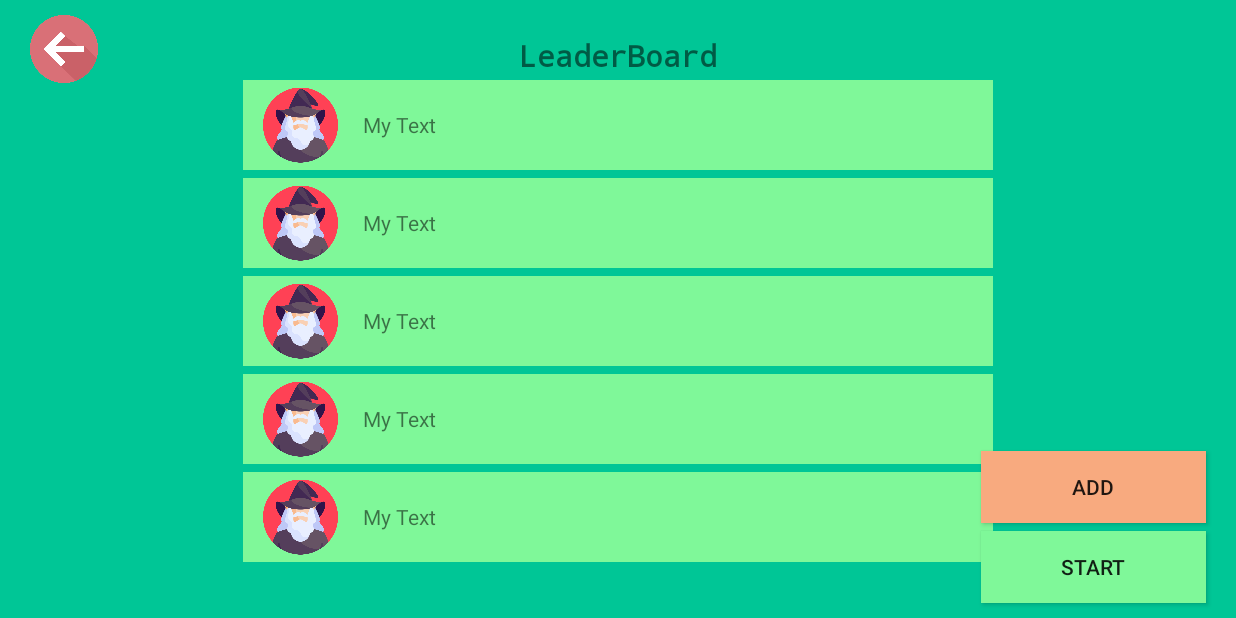
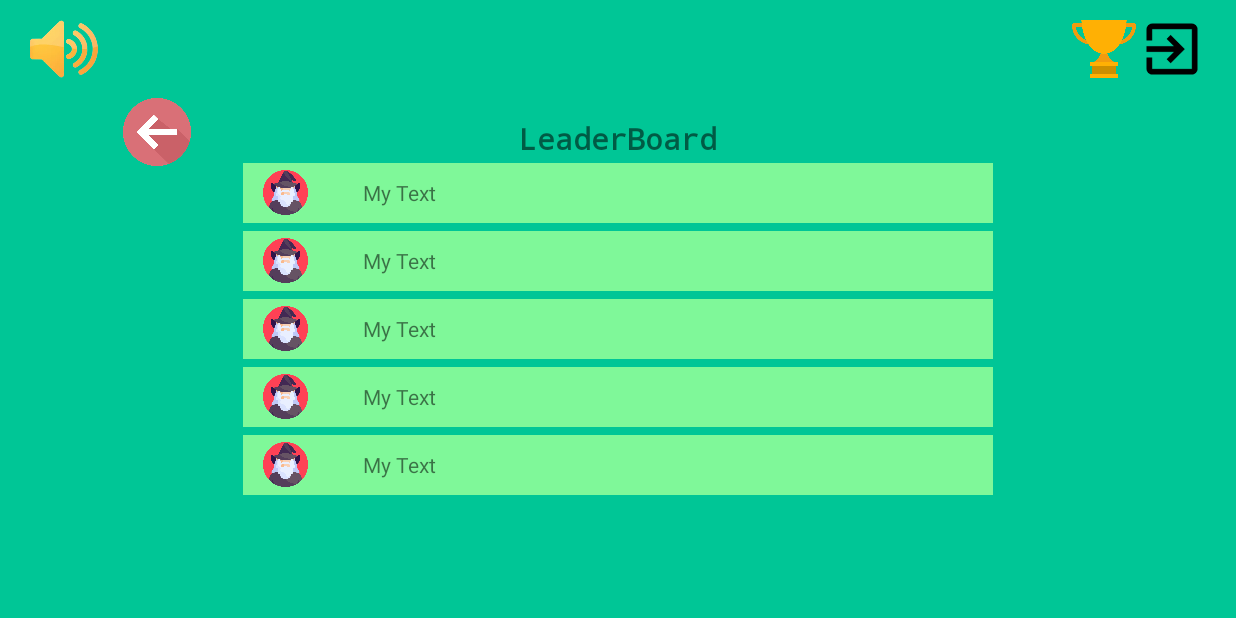
Before and after one commit to aparzero30/snakeAndLadders, an Android app: the MainActivity screen opened directly, with no data from a screen before it, after a tap on an icon or button, on a phone screen of 824 x 412 dp (held sideways). Run offline under Robolectric (Android 15) with nearby library versions, the phone set to English and light mode, and no system bars.

Commit message:
Added files

```diff
--- a/app/src/main/java/ph/stacktrek/novare/laco/aj/cinco/jimuel/snakeandladder/MainActivity.kt
+++ b/app/src/main/java/ph/stacktrek/novare/laco/aj/cinco/jimuel/snakeandladder/MainActivity.kt
@@ -1,7 +1,9 @@
 package ph.stacktrek.novare.laco.aj.cinco.jimuel.snakeandladder
 
 import android.os.Bundle
+import android.view.View
 import androidx.appcompat.app.AppCompatActivity
+import androidx.appcompat.widget.AppCompatButton
 import androidx.appcompat.widget.AppCompatImageView
 
 
@@ -10,17 +12,36 @@ class MainActivity : AppCompatActivity() {
         super.onCreate(savedInstanceState)
         setContentView(R.layout.activity_main)
 
+        val startButton = findViewById<AppCompatButton>(R.id.start_button)
+        val addButton = findViewById<AppCompatButton>(R.id.add_button)
+
+
         val trophyImageView = findViewById<AppCompatImageView>(R.id.trophy)
 
         trophyImageView.setOnClickListener {
+
+
+            startButton.visibility = View.GONE
+            addButton.visibility = View.GONE
+
             val fragmentManager = supportFragmentManager
             val fragmentTransaction = fragmentManager.beginTransaction()
 
             // Replace FragmentName with the name of your fragment class
             val fragment = leaderboard_fragment()
-            fragmentTransaction.replace(R.id.fragment_container_leaderboard, fragment)
+            fragmentTransaction.replace(R.id.home, fragment)
             fragmentTransaction.addToBackStack(null)
             fragmentTransaction.commit()
         }
     }
+
+
+    override fun onBackPressed() {
+        super.onBackPressed()
+        val startButton = findViewById<AppCompatButton>(R.id.start_button)
+        val addButton = findViewById<AppCompatButton>(R.id.add_button)
+        startButton.visibility = View.VISIBLE
+        addButton.visibility = View.VISIBLE
+    }
+
 }
--- a/app/src/main/res/layout/activity_main.xml
+++ b/app/src/main/res/layout/activity_main.xml
@@ -8,6 +8,9 @@
     android:id="@+id/fragment_container_leaderboard"
 
     >
+
+
+
 
 
 
@@ -75,6 +78,19 @@
         app:layout_constraintGuide_end="10dp" />
 
 
+
+
+
+    <FrameLayout
+        android:id="@+id/home"
+        android:layout_width="700dp"
+        android:layout_height="340dp"
+        app:layout_constraintTop_toBottomOf="@+id/trophy"
+        app:layout_constraintEnd_toEndOf="parent"
+        app:layout_constraintStart_toStartOf="parent"
+        />
+
+
     <androidx.appcompat.widget.AppCompatButton
         android:id="@+id/start_button"
         android:layout_width="150dp"
@@ -97,4 +113,9 @@
 
 
 
+
+
+
+
+
 </androidx.constraintlayout.widget.ConstraintLayout>
--- a/app/src/main/res/layout/fragment_leaderboard_fragment.xml
+++ b/app/src/main/res/layout/fragment_leaderboard_fragment.xml
@@ -2,8 +2,8 @@
 <androidx.constraintlayout.widget.ConstraintLayout xmlns:android="http://schemas.android.com/apk/res/android"
     android:id="@+id/fragment_container"
     xmlns:tools="http://schemas.android.com/tools"
-    android:layout_width="match_parent"
-    android:layout_height="match_parent"
+    android:layout_width="700dp"
+    android:layout_height="340dp"
     xmlns:app="http://schemas.android.com/apk/res-auto"
     android:background="@color/bg_color"
     tools:context=".leaderboard_fragment">
@@ -59,7 +59,7 @@
     <FrameLayout
         android:id="@+id/frame1"
         android:layout_width="500dp"
-        android:layout_height="60dp"
+        android:layout_height="40dp"
         android:background="@color/start_color"
         app:layout_constraintTop_toTopOf="@+id/leaderboard"
         app:layout_constraintEnd_toEndOf="parent"
@@ -68,8 +68,8 @@
 
         <ImageView
             android:id="@+id/top1"
-            android:layout_width="50dp"
-            android:layout_height="wrap_content"
+            android:layout_width="30dp"
+            android:layout_height="30dp"
             android:src="@drawable/leader_wizard"
             android:layout_gravity="center_vertical|start"
             android:layout_marginLeft="13dp"
@@ -91,17 +91,17 @@
     <FrameLayout
         android:id="@+id/frame2"
         android:layout_width="500dp"
-        android:layout_height="60dp"
+        android:layout_height="40dp"
         android:background="@color/start_color"
         app:layout_constraintTop_toTopOf="@+id/frame1"
         app:layout_constraintEnd_toEndOf="parent"
         app:layout_constraintStart_toStartOf="parent"
-        android:layout_marginTop="65dp">
+        android:layout_marginTop="45dp">
 
         <ImageView
             android:id="@+id/top2"
-            android:layout_width="50dp"
-            android:layout_height="wrap_content"
+            android:layout_width="30dp"
+            android:layout_height="30dp"
             android:src="@drawable/leader_wizard"
             android:layout_gravity="center_vertical|start"
             android:layout_marginLeft="13dp"
@@ -123,17 +123,17 @@
     <FrameLayout
         android:id="@+id/frame3"
         android:layout_width="500dp"
-        android:layout_height="60dp"
+        android:layout_height="40dp"
         android:background="@color/start_color"
         app:layout_constraintTop_toTopOf="@+id/frame2"
         app:layout_constraintEnd_toEndOf="parent"
         app:layout_constraintStart_toStartOf="parent"
-        android:layout_marginTop="65dp">
+        android:layout_marginTop="45dp">
 
         <ImageView
             android:id="@+id/top3"
-            android:layout_width="50dp"
-            android:layout_height="wrap_content"
+            android:layout_width="30dp"
+            android:layout_height="30dp"
             android:src="@drawable/leader_wizard"
             android:layout_gravity="center_vertical|start"
             android:layout_marginLeft="13dp"
@@ -155,17 +155,17 @@
     <FrameLayout
         android:id="@+id/frame4"
         android:layout_width="500dp"
-        android:layout_height="60dp"
+        android:layout_height="40dp"
         android:background="@color/start_color"
         app:layout_constraintTop_toTopOf="@+id/frame3"
         app:layout_constraintEnd_toEndOf="parent"
         app:layout_constraintStart_toStartOf="parent"
-        android:layout_marginTop="65dp">
+        android:layout_marginTop="45dp">
 
         <ImageView
             android:id="@+id/top4"
-            android:layout_width="50dp"
-            android:layout_height="wrap_content"
+            android:layout_width="30dp"
+            android:layout_height="30dp"
             android:src="@drawable/leader_wizard"
             android:layout_gravity="center_vertical|start"
             android:layout_marginLeft="13dp"
@@ -187,17 +187,17 @@
     <FrameLayout
         android:id="@+id/frame5"
         android:layout_width="500dp"
-        android:layout_height="60dp"
+        android:layout_height="40dp"
         android:background="@color/start_color"
         app:layout_constraintTop_toTopOf="@+id/frame4"
         app:layout_constraintEnd_toEndOf="parent"
         app:layout_constraintStart_toStartOf="parent"
-        android:layout_marginTop="65dp">
+        android:layout_marginTop="45dp">
 
         <ImageView
             android:id="@+id/top5"
-            android:layout_width="50dp"
-            android:layout_height="wrap_content"
+            android:layout_width="30dp"
+            android:layout_height="30dp"
             android:src="@drawable/leader_wizard"
             android:layout_gravity="center_vertical|start"
             android:layout_marginLeft="13dp"
```
Also changed, not shown: 57 other files.
